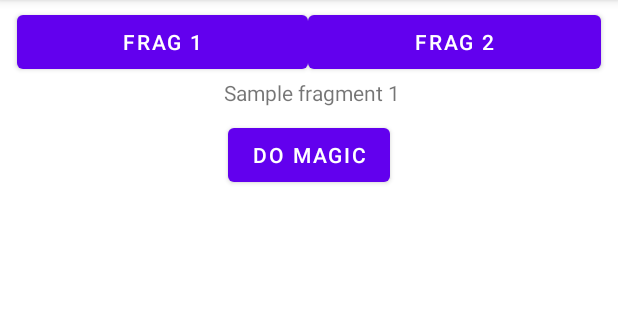
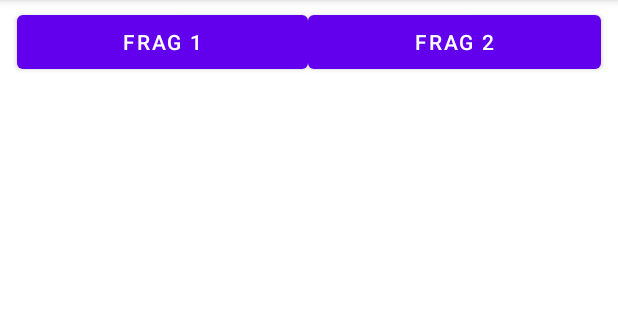
Before and after one commit to s0lver/GoogleInterviewPrep, an Android app: the ActivityWithFragments screen opened directly, with no data from a screen before it, on a phone screen of 412 x 824 dp, the part 84-404 px from its top. Run offline under Robolectric (Android 15) with nearby library versions, the phone set to English and light mode, and no system bars.

Commit message:
Replace fragment

```diff
--- a/app/src/main/res/layout/activity_with_fragments.xml
+++ b/app/src/main/res/layout/activity_with_fragments.xml
@@ -10,6 +10,7 @@
         android:id="@+id/btnShowFrag2"
         android:layout_width="195dp"
         android:layout_height="wrap_content"
+        android:onClick="clickOnViewFrag2"
         android:text="Frag 2"
         app:layout_constraintEnd_toStartOf="@+id/fragmentContainerView"
         app:layout_constraintHorizontal_bias="0.5"
@@ -21,6 +22,7 @@
         android:layout_width="194dp"
         android:layout_height="wrap_content"
         android:layout_marginTop="4dp"
+        android:onClick="clickOnViewFrag1"
         android:text="Frag 1"
         app:layout_constraintEnd_toStartOf="@+id/btnShowFrag2"
         app:layout_constraintHorizontal_bias="0.5"
@@ -29,12 +31,12 @@
 
     <androidx.fragment.app.FragmentContainerView
         android:id="@+id/fragmentContainerView"
-        android:name="com.solver.googleinterviewprep.SampleFragment"
         android:layout_width="0dp"
         android:layout_height="0dp"
         app:layout_constraintBottom_toBottomOf="parent"
         app:layout_constraintEnd_toEndOf="parent"
         app:layout_constraintHorizontal_bias="1.0"
         app:layout_constraintStart_toStartOf="parent"
-        app:layout_constraintTop_toBottomOf="@+id/btnShowFrag1" />
+        app:layout_constraintTop_toBottomOf="@+id/btnShowFrag1"
+        tools:layout="@layout/fragment_sample" />
 </androidx.constraintlayout.widget.ConstraintLayout>
```
Also changed, not shown: app/src/main/java/com/solver/googleinterviewprep/ActivityWithFragments.java (+24 -2 lines).
